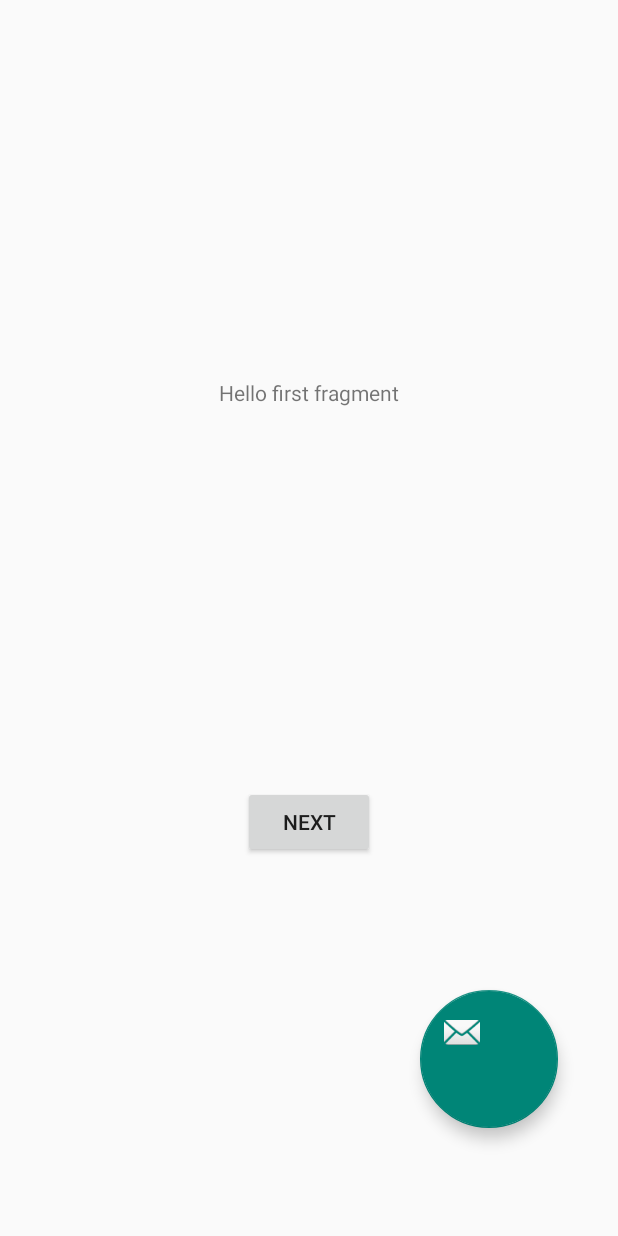
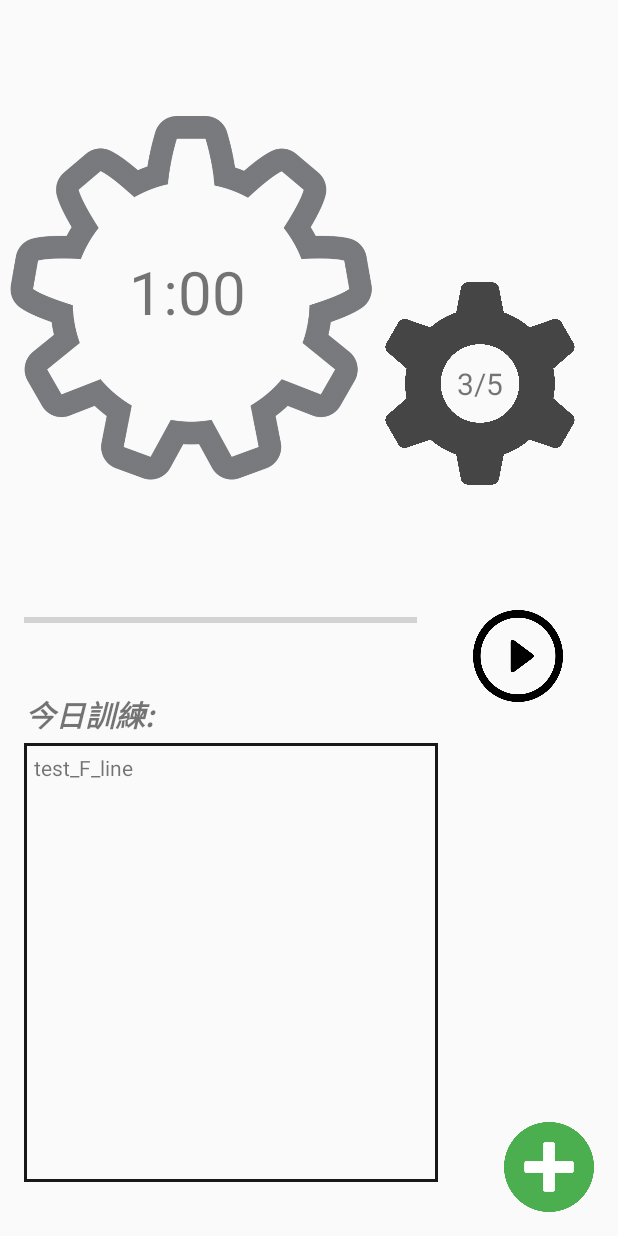
Before and after one commit to iamsad5566/traing_helper, an Android app: the screen it shows after launch (MainActivity), on a phone screen of 412 x 824 dp. Run offline under Robolectric (Android 15) with nearby library versions, the phone set to English and light mode, and no system bars; our stand-ins replace navigation-ui.

Commit message:
feat: first fragment layout completed

```diff
--- a/app/src/main/java/com/training_helper/CoverFragment.kt
+++ b/app/src/main/java/com/training_helper/CoverFragment.kt
@@ -32,10 +32,6 @@ class CoverFragment : Fragment() {
     override fun onViewCreated(view: View, savedInstanceState: Bundle?) {
         super.onViewCreated(view, savedInstanceState)
 
-//        binding.buttonFirst.setOnClickListener {
-//            findNavController().navigate(R.id.action_cover_to_FirstFragment)
-//        }
-
         val timer = object: CountDownTimer(3000, 1000) {
             override fun onTick(millisUntilFinished: Long) {
             }
--- a/app/src/main/java/com/training_helper/FirstFragment.kt
+++ b/app/src/main/java/com/training_helper/FirstFragment.kt
@@ -1,12 +1,18 @@
 package com.training_helper
 
 import android.os.Bundle
+import android.view.Gravity
 import androidx.fragment.app.Fragment
 import android.view.LayoutInflater
 import android.view.View
 import android.view.ViewGroup
-import androidx.fragment.app.findFragment
+import android.widget.EditText
+import android.widget.LinearLayout
+import android.widget.TextView
+import androidx.appcompat.app.AppCompatDelegate
+import androidx.core.view.setPadding
 import androidx.navigation.fragment.findNavController
+import com.google.android.material.snackbar.Snackbar
 import com.training_helper.databinding.FragmentFirstBinding
 
 /**
@@ -24,6 +30,7 @@ class FirstFragment : Fragment() {
         inflater: LayoutInflater, container: ViewGroup?,
         savedInstanceState: Bundle?
     ): View? {
+        AppCompatDelegate.setDefaultNightMode(AppCompatDelegate.MODE_NIGHT_NO) // Ban the dark mode
         _binding = FragmentFirstBinding.inflate(inflater, container, false)
         return binding.root
     }
@@ -31,9 +38,16 @@ class FirstFragment : Fragment() {
     override fun onViewCreated(view: View, savedInstanceState: Bundle?) {
         super.onViewCreated(view, savedInstanceState)
 
-        binding.buttonFirst.setOnClickListener {
-            findNavController().navigate(R.id.action_FirstFragment_to_SecondFragment)
-        }
+//        binding.buttonFirst.setOnClickListener {
+//            findNavController().navigate(R.id.action_FirstFragment_to_SecondFragment)
+//        }
+
+        var listContainer: LinearLayout = view.findViewById<LinearLayout>(R.id.setContainer)
+        val textView: TextView = TextView(view.context)
+        textView.text = "test_F_line"
+        textView.setPadding(10)
+        textView.gravity = Gravity.LEFT
+        listContainer.addView(textView)
     }
 
     override fun onDestroyView() {
--- /dev/null
+++ b/app/src/main/res/drawable/border.xml
@@ -0,0 +1,10 @@
+<?xml version="1.0" encoding="UTF-8"?>
+<shape xmlns:android="http://schemas.android.com/apk/res/android" >
+
+    <solid android:color="#00FFF1F1" />
+
+    <stroke
+            android:width="2dp"
+            android:color="#18181B" />
+
+</shape>
--- a/app/src/main/res/layout/activity_main.xml
+++ b/app/src/main/res/layout/activity_main.xml
@@ -14,9 +14,8 @@
 
         <androidx.appcompat.widget.Toolbar
                 android:id="@+id/toolbar"
-                android:layout_width="match_parent"
-                android:layout_height="?attr/actionBarSize"
-                android:background="?attr/colorPrimary"
+                android:layout_width="0sp"
+                android:layout_height="0sp"
                 app:popupTheme="@style/Theme.Training_helper.PopupOverlay"/>
 
     </com.google.android.material.appbar.AppBarLayout>
--- a/app/src/main/res/layout/fragment_cover.xml
+++ b/app/src/main/res/layout/fragment_cover.xml
@@ -17,13 +17,5 @@
             app:layout_constraintBottom_toBottomOf="parent"
             app:layout_constraintTop_toTopOf="parent" app:layout_constraintStart_toStartOf="parent"
             app:layout_constraintEnd_toEndOf="parent"/>
-    <TextView
-            android:text="okasd12321"
-            android:textSize="30dp"
-            android:layout_width="wrap_content"
-            android:layout_height="wrap_content" android:id="@+id/textView"
-            tools:layout_editor_absoluteX="123dp" app:layout_constraintBottom_toBottomOf="parent"
-            app:layout_constraintTop_toTopOf="parent" app:layout_constraintVertical_bias="0.499"
-            tools:ignore="MissingConstraints"/>
 
 </androidx.constraintlayout.widget.ConstraintLayout>
--- a/app/src/main/res/layout/fragment_first.xml
+++ b/app/src/main/res/layout/fragment_first.xml
@@ -7,34 +7,87 @@
         android:layout_height="match_parent"
         tools:context=".FirstFragment">
 
+    <ImageView
+            android:src="@drawable/gear1"
+            android:layout_width="176dp"
+            android:layout_height="247dp" android:id="@+id/setGear"
+            android:gravity="center"
+            app:layout_constraintEnd_toEndOf="parent" android:layout_marginEnd="4dp"
+            app:layout_constraintTop_toTopOf="parent" android:layout_marginTop="132dp"/>
+    <ImageView
+            android:src="@drawable/gear2"
+            android:layout_width="245dp"
+            android:layout_height="365dp" android:id="@+id/timeGear"
+            app:layout_constraintStart_toStartOf="parent" android:layout_marginStart="4dp"
+            app:layout_constraintTop_toTopOf="parent" android:layout_marginTop="16dp"/>
     <TextView
-            android:id="@+id/textview_first"
-            android:layout_width="wrap_content"
-            android:layout_height="wrap_content"
-            android:text="@string/hello_first_fragment"
-            app:layout_constraintTop_toTopOf="parent"
-            app:layout_constraintStart_toStartOf="parent"
-            app:layout_constraintEnd_toEndOf="parent"
-            app:layout_constraintBottom_toTopOf="@id/button_first"
+            android:text="1:00"
+            android:textSize="40dp"
+            android:gravity="center"
+            android:layout_width="0dp"
+            android:layout_height="wrap_content" android:id="@+id/restTime"
+            app:layout_constraintBottom_toBottomOf="@+id/timeGear"
+            app:layout_constraintTop_toTopOf="@+id/timeGear" app:layout_constraintStart_toStartOf="parent"
+            app:layout_constraintEnd_toEndOf="@+id/timeGear" app:layout_constraintHorizontal_bias="0.135"
+            app:layout_constraintVertical_bias="1.0"
+            android:layout_marginBottom="160dp"/>
+    <TextView
+            android:text="3/5"
+            android:textSize="20dp"
+            android:gravity="center"
+            android:layout_width="37dp"
+            android:layout_height="36dp" android:id="@+id/setNumber"
+            app:layout_constraintStart_toStartOf="@+id/setGear"
+            app:layout_constraintBottom_toBottomOf="@+id/setGear"
+            app:layout_constraintTop_toTopOf="@+id/setGear"
+            app:layout_constraintEnd_toEndOf="@+id/setGear"/>
+
+    <ProgressBar
+            style="?android:attr/progressBarStyleHorizontal"
+            android:layout_width="262dp"
+            android:layout_height="40dp"
+            android:id="@+id/progressBar"
+            app:layout_constraintStart_toStartOf="parent" android:layout_marginStart="16dp"
+            app:layout_constraintTop_toBottomOf="@+id/timeGear" android:layout_marginTop="12dp"/>
+    <TextView
+            android:text="今日訓練: "
+            android:textStyle="bold|italic"
+            android:textSize="20dp"
+            android:gravity="center"
+            android:layout_width="90dp"
+            android:layout_height="26dp" android:id="@+id/dailyTraining"
+            app:layout_constraintTop_toBottomOf="@+id/progressBar"
+            android:layout_marginTop="28dp" app:layout_constraintStart_toStartOf="parent"
+            app:layout_constraintEnd_toEndOf="parent" app:layout_constraintHorizontal_bias="0.049"
     />
+    <ScrollView
+            android:layout_width="276dp"
+            android:layout_height="0dp" android:id="@+id/dailySet"
+            android:background="@drawable/border"
+            app:layout_constraintBottom_toBottomOf="parent" app:layout_constraintStart_toStartOf="parent"
+            app:layout_constraintEnd_toEndOf="parent" app:layout_constraintHorizontal_bias="0.118"
+            android:layout_marginBottom="36dp" app:layout_constraintTop_toBottomOf="@+id/dailyTraining"
+            app:layout_constraintVertical_bias="1.0" android:layout_marginTop="8dp"
+            tools:ignore="SpeakableTextPresentCheck">
+        <LinearLayout
+                android:orientation="vertical"
+                android:layout_width="match_parent"
+                android:id="@+id/setContainer"
+                android:layout_height="wrap_content">
+        </LinearLayout>
+    </ScrollView>
+    <ImageButton
+            android:background="@drawable/play"
+            android:layout_width="60dp"
+            android:layout_height="61dp" android:id="@+id/playButton"
+            app:layout_constraintTop_toBottomOf="@+id/setGear" app:layout_constraintStart_toEndOf="@+id/progressBar"
+            app:layout_constraintEnd_toEndOf="parent" app:layout_constraintBottom_toTopOf="@+id/dailySet"
+            tools:ignore="SpeakableTextPresentCheck"/>
+    <ImageButton
+            android:background="@drawable/plus"
+            android:layout_width="60dp"
+            android:layout_height="60dp" android:id="@+id/settingButton"
+            app:layout_constraintBottom_toBottomOf="parent" app:layout_constraintEnd_toEndOf="parent"
+            android:layout_marginEnd="16dp" android:layout_marginBottom="16dp"/>
 
-    <Button
-            android:id="@+id/button_first"
-            android:layout_width="wrap_content"
-            android:layout_height="wrap_content"
-            android:text="@string/next"
-            app:layout_constraintTop_toBottomOf="@id/textview_first"
-            app:layout_constraintStart_toStartOf="parent"
-            app:layout_constraintEnd_toEndOf="parent"
-            app:layout_constraintBottom_toBottomOf="parent"
-    />
-
-    <com.google.android.material.floatingactionbutton.FloatingActionButton
-            android:id="@+id/fab"
-            android:layout_width="93dp"
-            android:layout_height="92dp"
-            android:layout_gravity="bottom|end"
-            app:srcCompat="@android:drawable/ic_dialog_email" tools:ignore="MissingConstraints"
-            app:layout_constraintBottom_toBottomOf="parent" app:layout_constraintEnd_toEndOf="parent"
-            android:layout_marginEnd="40dp" android:layout_marginBottom="72dp"/>
 </androidx.constraintlayout.widget.ConstraintLayout>
```
Also changed, not shown: app/src/main/res/drawable-v24/gear1.png (added), app/src/main/res/drawable-v24/gear2.png (added), app/src/main/res/drawable/play.png (added), app/src/main/res/drawable/plus.png (added).
